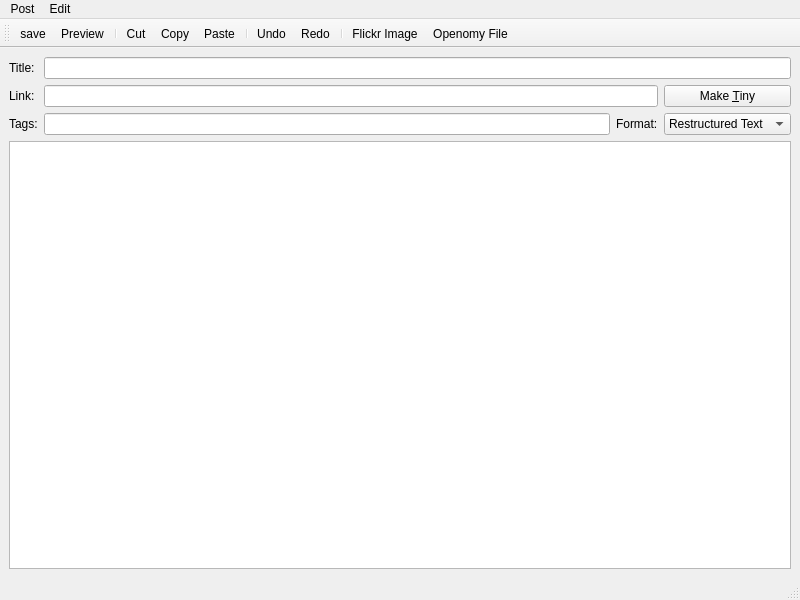
Above: BartleBlog/ui/rsteditor.ui from ralsina/ra-blog before the change. Below: the same form after it.
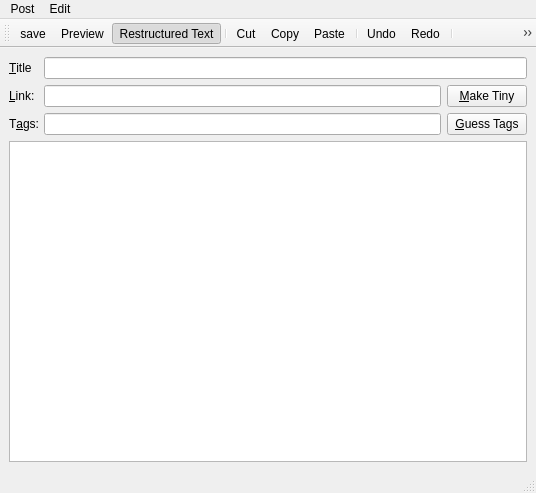
That is the form after the change. Icons and pictures are not drawn.

Commit message: Tag editor saves tag info

Diff of the .ui file:
```diff
--- a/BartleBlog/ui/rsteditor.ui
+++ b/BartleBlog/ui/rsteditor.ui
@@ -5,8 +5,8 @@
    <rect>
     <x>0</x>
     <y>0</y>
-    <width>800</width>
-    <height>600</height>
+    <width>536</width>
+    <height>493</height>
    </rect>
   </property>
   <property name="windowTitle" >
@@ -28,52 +28,37 @@
       <property name="spacing" >
        <number>6</number>
       </property>
-      <item row="2" column="1" >
-       <widget class="QLineEdit" name="tags" />
-      </item>
-      <item row="2" column="3" >
-       <widget class="QComboBox" name="format" >
-        <property name="sizePolicy" >
-         <sizepolicy>
-          <hsizetype>5</hsizetype>
-          <vsizetype>0</vsizetype>
-          <horstretch>0</horstretch>
-          <verstretch>0</verstretch>
-         </sizepolicy>
+      <item row="1" column="1" >
+       <layout class="QGridLayout" >
+        <property name="margin" >
+         <number>0</number>
         </property>
-        <item>
-         <property name="text" >
-          <string>Restructured Text</string>
-         </property>
+        <property name="spacing" >
+         <number>6</number>
+        </property>
+        <item row="0" column="0" >
+         <widget class="QLineEdit" name="link" />
         </item>
-        <item>
-         <property name="text" >
-          <string>HTML</string>
-         </property>
+        <item row="1" column="0" >
+         <widget class="QLineEdit" name="tags" />
         </item>
-       </widget>
+        <item row="0" column="1" >
+         <widget class="QPushButton" name="pushButton" >
+          <property name="text" >
+           <string>&amp;Make Tiny</string>
+          </property>
+         </widget>
+        </item>
+        <item row="1" column="1" >
+         <widget class="QPushButton" name="guess" >
+          <property name="text" >
+           <string>&amp;Guess Tags</string>
+          </property>
+         </widget>
+        </item>
+       </layout>
       </item>
-      <item row="0" column="1" colspan="3" >
-       <widget class="QLineEdit" name="title" />
-      </item>
-      <item row="2" column="2" >
-       <widget class="QLabel" name="label_3" >
-        <property name="text" >
-         <string>Format:</string>
-        </property>
-       </widget>
-      </item>
-      <item row="1" column="1" colspan="2" >
-       <widget class="QLineEdit" name="link" />
-      </item>
-      <item row="1" column="3" >
-       <widget class="QPushButton" name="pushButton" >
-        <property name="text" >
-         <string>Make &amp;Tiny</string>
-        </property>
-       </widget>
-      </item>
-      <item rowspan="3" row="0" column="0" >
+      <item rowspan="2" row="0" column="0" >
        <layout class="QVBoxLayout" >
         <property name="margin" >
          <number>0</number>
@@ -84,26 +69,38 @@
         <item>
          <widget class="QLabel" name="label" >
           <property name="text" >
-           <string>Title:</string>
+           <string>&amp;Title</string>
+          </property>
+          <property name="buddy" >
+           <cstring>title</cstring>
           </property>
          </widget>
         </item>
         <item>
          <widget class="QLabel" name="label_4" >
           <property name="text" >
-           <string>Link:</string>
+           <string>&amp;Link:</string>
+          </property>
+          <property name="buddy" >
+           <cstring>link</cstring>
           </property>
          </widget>
         </item>
         <item>
          <widget class="QLabel" name="label_2" >
           <property name="text" >
-           <string>Tags:</string>
+           <string>T&amp;ags:</string>
+          </property>
+          <property name="buddy" >
+           <cstring>tags</cstring>
           </property>
          </widget>
         </item>
        </layout>
       </item>
+      <item row="0" column="1" >
+       <widget class="QLineEdit" name="title" />
+      </item>
      </layout>
     </item>
     <item>
@@ -120,19 +117,10 @@
     <rect>
      <x>0</x>
      <y>0</y>
-     <width>800</width>
+     <width>536</width>
      <height>31</height>
     </rect>
    </property>
-   <widget class="QMenu" name="menuPost" >
-    <property name="title" >
-     <string>Post</string>
-    </property>
-    <addaction name="actionSave" />
-    <addaction name="actionPreview" />
-    <addaction name="separator" />
-    <addaction name="actionClose" />
-   </widget>
    <widget class="QMenu" name="menuEdit" >
     <property name="title" >
      <string>Edit</string>
@@ -154,6 +142,16 @@
     <addaction name="separator" />
     <addaction name="menuInsert" />
    </widget>
+   <widget class="QMenu" name="menuPost" >
+    <property name="title" >
+     <string>Post</string>
+    </property>
+    <addaction name="actionSave" />
+    <addaction name="actionPreview" />
+    <addaction name="actionRST" />
+    <addaction name="separator" />
+    <addaction name="actionClose" />
+   </widget>
    <addaction name="menuPost" />
    <addaction name="menuEdit" />
   </widget>
@@ -167,6 +165,7 @@
    </attribute>
    <addaction name="actionSave" />
    <addaction name="actionPreview" />
+   <addaction name="actionRST" />
    <addaction name="separator" />
    <addaction name="actionCut" />
    <addaction name="actionCopy" />
@@ -276,6 +275,20 @@
     <string>Openomy Tag</string>
    </property>
   </action>
+  <action name="actionRST" >
+   <property name="checkable" >
+    <bool>true</bool>
+   </property>
+   <property name="checked" >
+    <bool>true</bool>
+   </property>
+   <property name="icon" >
+    <iconset resource="icons.qrc" >:/icons/icons/fonts.png</iconset>
+   </property>
+   <property name="text" >
+    <string>Restructured Text</string>
+   </property>
+  </action>
  </widget>
  <tabstops>
   <tabstop>title</tabstop>
```
Left out of the diff: 1 changed line with no effect on the pictures. The commit also changes 1 other file.
